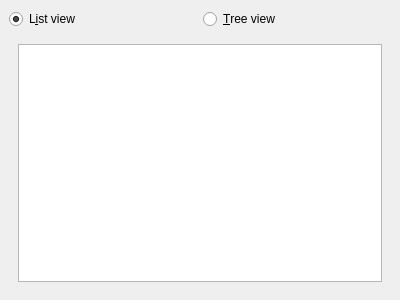
feelx88/git-qui, file src/components/repositoryfiles/repositoryfiles.ui: the form before one commit.
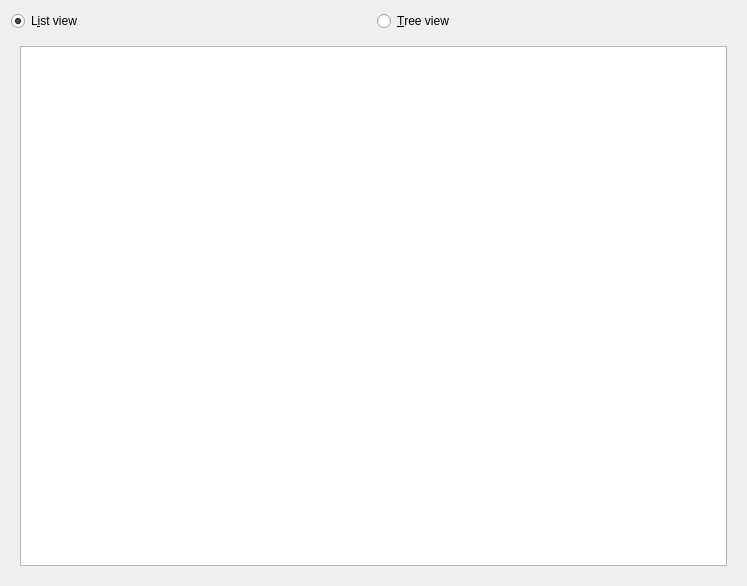
The form after the commit.

The edit to the form file:
```diff
--- a/src/components/repositoryfiles/repositoryfiles.ui
+++ b/src/components/repositoryfiles/repositoryfiles.ui
@@ -1,19 +1,20 @@
 <?xml version="1.0" encoding="UTF-8"?>
 <ui version="4.0">
  <class>RepositoryFiles</class>
- <widget class="QDockWidget" name="RepositoryFiles">
+ <widget class="QFrame" name="RepositoryFiles">
   <property name="geometry">
    <rect>
     <x>0</x>
     <y>0</y>
-    <width>400</width>
-    <height>300</height>
+    <width>747</width>
+    <height>586</height>
    </rect>
   </property>
   <property name="windowTitle">
    <string>&amp;Repository files</string>
   </property>
-  <widget class="QWidget" name="dockWidgetContents">
+  <layout class="QVBoxLayout" name="verticalLayout_4">
+   <item>
    <layout class="QVBoxLayout" name="verticalLayout">
     <item>
      <layout class="QHBoxLayout" name="horizontalLayout">
@@ -80,7 +81,8 @@
      </widget>
     </item>
    </layout>
-  </widget>
+   </item>
+  </layout>
  </widget>
  <resources/>
  <connections/>
```
Lines whose indentation alone changed are shown as unchanged.
